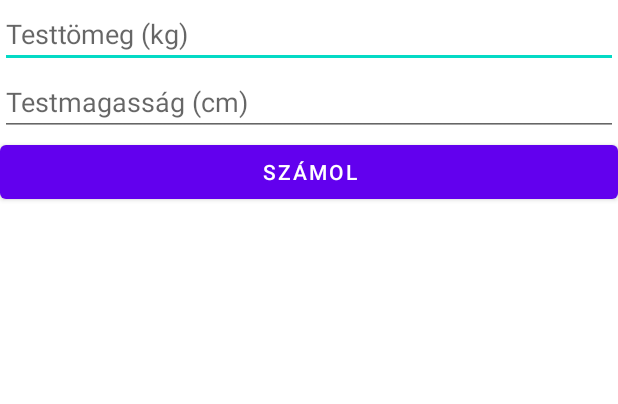
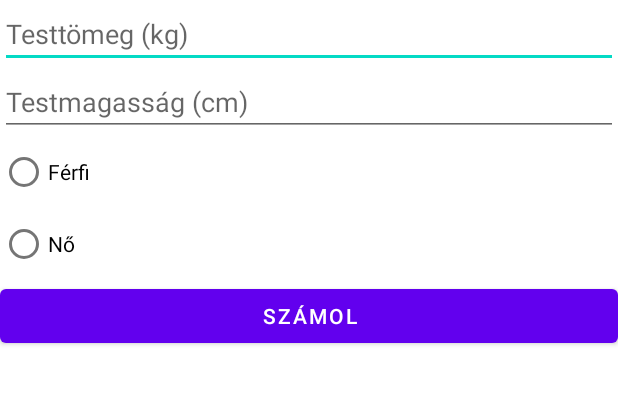
Before and after one commit to adombence/mobilalkalmazas, an Android app: the screen it shows after launch (MainActivity), on a phone screen of 412 x 824 dp, the part 61-465 px from its top. Run offline under Robolectric (Android 15) with nearby library versions, the phone set to English and light mode, and no system bars.

Commit message:
Update activity_main.xml

```diff
--- a/bmi_kalkultor/app/src/main/res/layout/activity_main.xml
+++ b/bmi_kalkultor/app/src/main/res/layout/activity_main.xml
@@ -32,6 +32,24 @@
         android:inputType="number"
         android:importantForAutofill="no" />
 
+    <RadioGroup
+        android:id="@+id/radio_nem"
+        android:layout_width="match_parent"
+        android:layout_height="wrap_content">
+
+        <RadioButton
+            android:id="@+id/ferfi"
+            android:layout_width="wrap_content"
+            android:layout_height="wrap_content"
+            android:text="@string/ferfi" />
+
+        <RadioButton
+            android:id="@+id/no"
+            android:layout_width="wrap_content"
+            android:layout_height="wrap_content"
+            android:text="@string/no" />
+    </RadioGroup>
+
     <Button
         android:id="@+id/button"
         android:layout_width="match_parent"
@@ -45,4 +63,19 @@
         android:text="@string/eredmeny"
         android:textFontWeight="0"
         android:textSize="40sp" />
+
+    <TextView
+        android:id="@+id/tv_kivanatos"
+        android:layout_width="match_parent"
+        android:layout_height="wrap_content"
+        android:text="@string/tv_kivanatos"
+        android:textSize="30sp" />
+
+    <TextView
+        android:id="@+id/tv_szelsoertekek"
+        android:layout_width="match_parent"
+        android:layout_height="wrap_content"
+        android:text="@string/tv_szelsoertekek"
+        android:textSize="30sp" />
+
 </LinearLayout>
```
